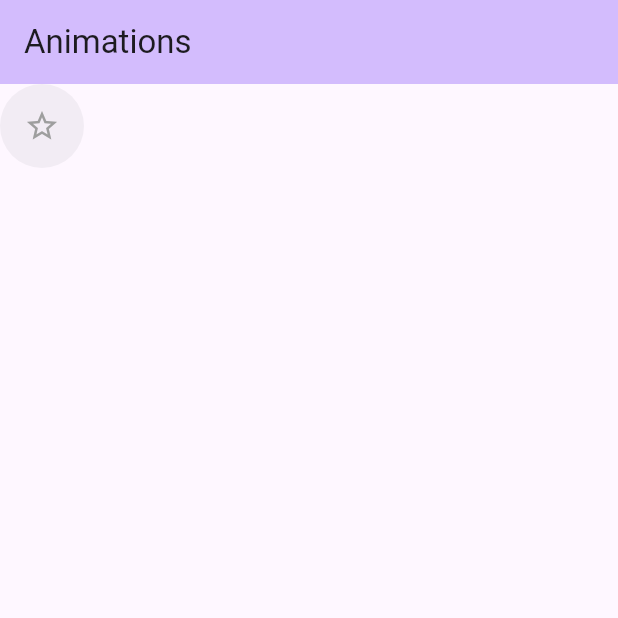
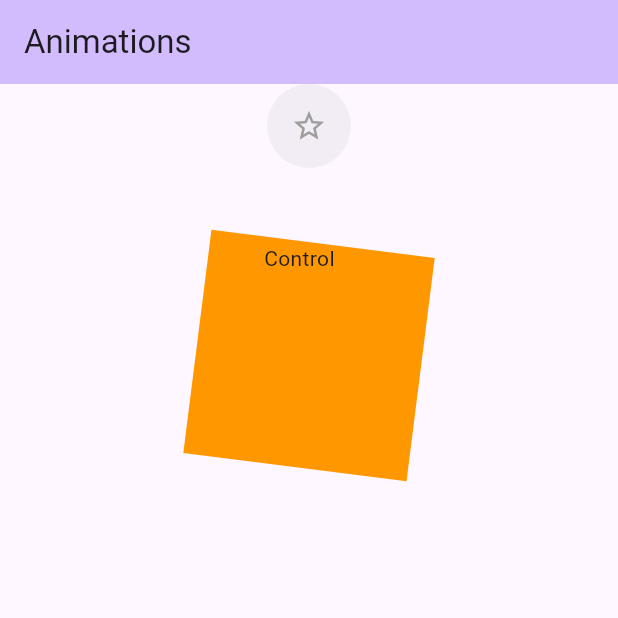
Before and after one commit to Odarteifx/flutter_animations, a Flutter app: the screen it shows after launch, on a phone screen of 412 x 824 dp, the top half of it. Run offline on Flutter 3.47's test engine with Material 3 defaults, Android fonts, the phone set to English and light mode, and no system bars.

```diff
--- a/lib/main.dart
+++ b/lib/main.dart
@@ -1,4 +1,5 @@
 import 'package:flutter/material.dart';
+import 'package:flutter/widgets.dart';
 
 void main() {
   runApp(const MyApp());
@@ -40,8 +41,14 @@ class _MyHomePageState extends State<MyHomePage> {
           backgroundColor: Theme.of(context).colorScheme.inversePrimary,
           title: Text(widget.title),
         ),
-        body: Column(
-          children: [Bookmark()],
+        body: const Column(
+          children: [
+            Bookmark(),
+            SizedBox(
+              height: 50,
+            ),
+            ExplicitAnimation(),
+          ],
         ));
   }
 }
@@ -53,21 +60,23 @@ class Bookmark extends StatefulWidget {
   State<Bookmark> createState() => _BookmarkState();
 }
 
-
 class _BookmarkState extends State<Bookmark> {
   bool _change = false;
 
-void _bookmarked(){
+  void _bookmarked() {
     setState(() {
       _change = !_change;
     });
   }
+
   @override
   Widget build(BuildContext context) {
-    return AnimatedRotation(
-        turns: _change? 1 : 0,
+    return Stack(
+      children: [
+        AnimatedRotation(
+            turns: _change ? 1 : 0,
             curve: Curves.decelerate,
-        duration: const Duration(seconds: 1),
+            duration: const Duration(milliseconds: 500),
             child: FloatingActionButton(
               backgroundColor: Theme.of(context).colorScheme.surfaceContainer,
               elevation: 0,
@@ -76,9 +85,90 @@ void _bookmarked(){
                 _bookmarked();
               },
               child: Icon(
-            _change? Icons.star : Icons.star_outline,
-            color:  Colors.grey ,
+                _change ? Icons.star : Icons.star_outline,
+                color: Colors.grey,
               ),
-        ));
+            )),
+      ],
+    );
   }
 }
+
+class ExplicitAnimation extends StatefulWidget {
+  const ExplicitAnimation({super.key});
+
+  @override
+  State<ExplicitAnimation> createState() => _ExplicitAnimationState();
+}
+
+class _ExplicitAnimationState extends State<ExplicitAnimation>
+    with TickerProviderStateMixin {
+  late AnimationController _animationController;
+
+  @override
+  void initState() {
+    super.initState();
+
+    _animationController = AnimationController(
+      duration: const Duration(seconds: 15),
+      vsync: this,
+    )..repeat();
+  }
+
+  @override
+  Widget build(BuildContext context) {
+    return Stack(
+      children: [
+        Align(
+          alignment: Alignment.center,
+          child: RotationTransition(
+            turns: _animationController,
+            child: Container(
+              height: 150,
+              width: 150,
+              decoration: const BoxDecoration(color: Colors.orange),
+            ),
+          ),
+        ),
+        Align(
+
+          child: TimeStopper(
+            controller: _animationController,
+          ),
+        )
+      ],
+    );
+  }
+
+  @override
+  void dispose() {
+    _animationController.dispose();
+    super.dispose();
+  }
+}
+
+class TimeStopper extends StatelessWidget {
+  final AnimationController controller;
+  const TimeStopper({super.key, required this.controller});
+
+  @override
+  Widget build(BuildContext context) {
+    return GestureDetector(
+      onTap: () {
+        if (controller.isAnimating) {
+          controller.stop();
+        } else {
+          controller.repeat();
+        }
+      },
+      child: Container(
+        decoration: const BoxDecoration(
+          color: Colors.transparent
+        ),
+        width: 60,
+        height: 50,
+        child: const Text('Control'),
+      ),
+    );
+  }
+}
--- a/pubspec.yaml
+++ b/pubspec.yaml
@@ -59,8 +59,9 @@ flutter:
   uses-material-design: true
 
   # To add assets to your application, add an assets section, like this:
-  # assets:
-  #   - images/a_dot_burr.jpeg
+  assets:
+   - assets/background.jpg
+   - assets/moon.jpg
   #   - images/a_dot_ham.jpeg
 
   # An image asset can refer to one or more resolution-specific "variants", see
```
Also changed, not shown: assets/background.jpg (added), assets/moon.jpg (added). Lines whose indentation alone changed are shown as unchanged.
